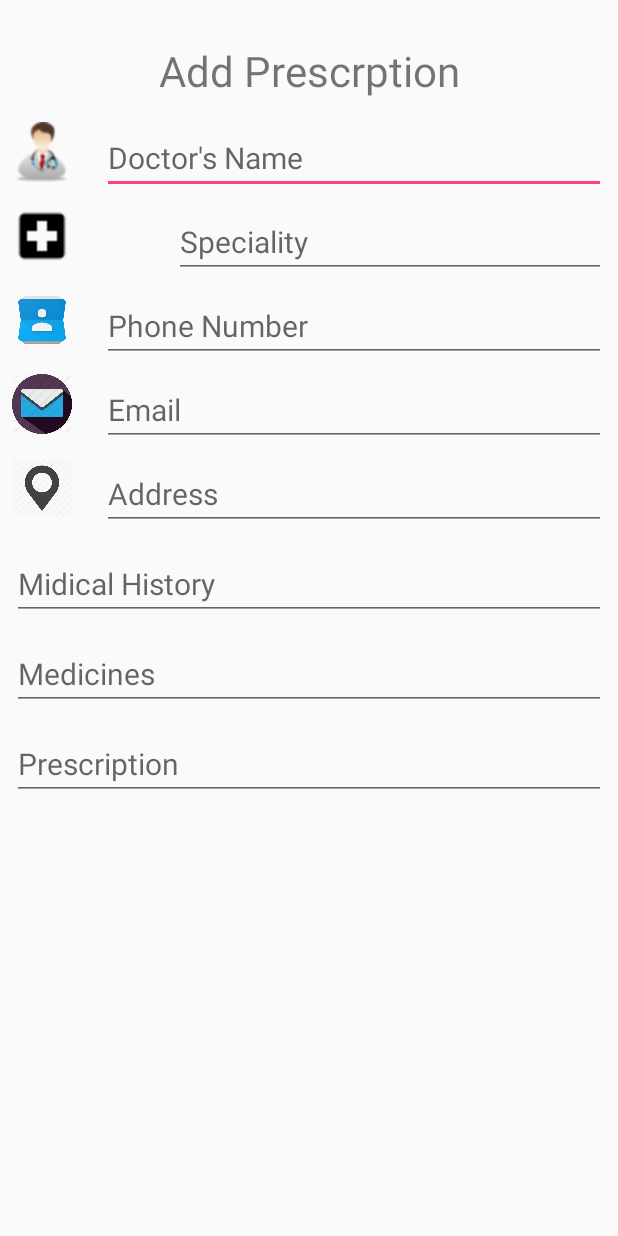
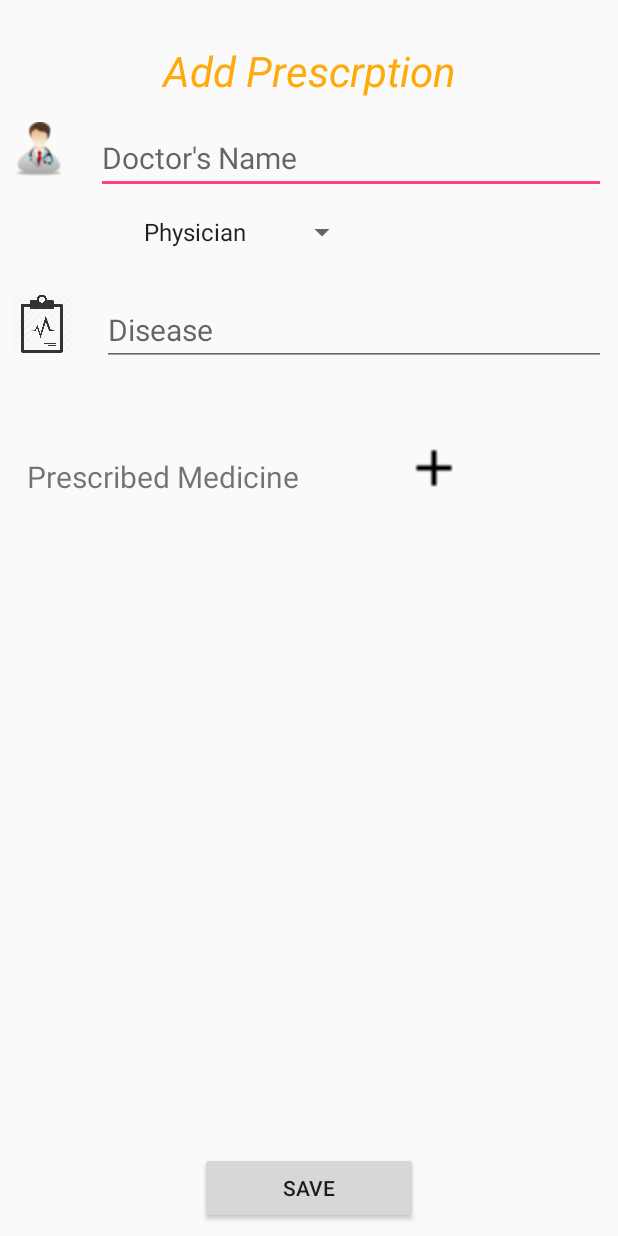
Before and after one commit to mukesh14149/MediSys, an Android app: the AddMedical_history screen opened directly, with no data from a screen before it, on a phone screen of 412 x 824 dp. Run offline under Robolectric (Android 15) with nearby library versions, the phone set to English and light mode, and no system bars.

Commit message:
Medical History

```diff
--- a/app/src/main/java/com/example/mukesh/medisys/AddMedical_history.java
+++ b/app/src/main/java/com/example/mukesh/medisys/AddMedical_history.java
@@ -1,13 +1,184 @@
 package com.example.mukesh.medisys;
 
+import android.content.ContentValues;
+import android.content.Context;
+import android.content.Intent;
+import android.database.sqlite.SQLiteDatabase;
+import android.os.AsyncTask;
 import android.support.v7.app.AppCompatActivity;
 import android.os.Bundle;
+import android.util.Log;
+import android.view.View;
+import android.widget.AdapterView;
+import android.widget.ArrayAdapter;
+import android.widget.RadioButton;
+import android.widget.Spinner;
+import android.widget.TextView;
+import android.widget.Toast;
 
-public class AddMedical_history extends AppCompatActivity {
+import com.example.mukesh.medisys.ReminderArch.ReminderArchclass;
+import com.example.mukesh.medisys.data.MediSysContract;
+import com.example.mukesh.medisys.data.MediSysSQLiteHelper;
 
+import org.w3c.dom.Text;
+
+import java.util.ArrayList;
+import java.util.HashMap;
+import java.util.List;
+
+public class AddMedical_history extends AppCompatActivity implements AdapterView.OnItemSelectedListener {
+    String speciality=null;
+    String doctor=null;
+    String advise=null;
+    TextView Doctor;
+    TextView Advise;
+    ReminderArchclass reminderArchclass;
     @Override
     protected void onCreate(Bundle savedInstanceState) {
         super.onCreate(savedInstanceState);
         setContentView(R.layout.activity_add_medical_history);
+        Spinner spinner = (Spinner) findViewById(R.id.spinner);
+
+
+        // Spinner click listener
+        spinner.setOnItemSelectedListener(this);
+        Doctor=(TextView)findViewById(R.id.doctor);
+        Advise=(TextView)findViewById(R.id.advise);
+
+        // Spinner Drop down elements
+        List<String> categories = new ArrayList<String>();
+        categories.add("Physician");
+        categories.add("Surgion");
+        categories.add("Cardiologist");
+        categories.add("Dermalogist");
+        categories.add("Geriatrics");
+        categories.add("General");
+        ArrayAdapter<String> dataAdapter = new ArrayAdapter<String>(this, android.R.layout.simple_spinner_item, categories);
+
+        // Drop down layout style - list view with radio button
+        dataAdapter.setDropDownViewResource(android.R.layout.simple_spinner_dropdown_item);
+
+        // attaching data adapter to spinner
+        spinner.setAdapter(dataAdapter);
     }
+    @Override
+    public void onItemSelected(AdapterView<?> parent, View view, int position, long id) {
+        // On selecting a spinner item
+        speciality = parent.getItemAtPosition(position).toString();
+
+        // Showing selected spinner item
+
+    }
+    public void onNothingSelected(AdapterView<?> arg0) {
+        // TODO Auto-generated method stub
+    }
+    void onclick(View v)
+    {
+        Intent intent=new Intent(this,AddMedication.class);
+        startActivity(intent);
+    }
+    public void save_history(View view) {
+
+        doctor = Doctor.getText().toString();
+        advise=Advise.getText().toString();
+
+
+
+        if(doctor!=null||advise!=null||speciality!=null){
+            Toast.makeText(getApplicationContext(), "Some Filled are empty", Toast.LENGTH_SHORT).show();
+            System.out.println("holhol");
+
+        }
+        else{
+            AddMedical_history.save_data_history save = new AddMedical_history.save_data_history(doctor, advise, speciality, reminderArchclass);
+            save.execute();
+        }
+
+
+    }
+    public class save_data_history extends AsyncTask<Void, Void, Boolean> {
+        String doctor=null;
+        String advise=null;
+
+        String speciality=null;
+        String unique_id=null;
+
+        ReminderArchclass reminderArchclass;
+        final MediSysSQLiteHelper mDbHelper = new MediSysSQLiteHelper(getApplication().getApplicationContext());
+        save_data_history(String doctor, String advise,String speciality,ReminderArchclass reminderArchclass){
+
+            this.doctor=doctor;
+            this.advise=advise;
+            this.speciality=speciality;
+
+            this.unique_id=Long.toString(System.currentTimeMillis());
+            this.reminderArchclass=reminderArchclass;
+        }
+
+        @Override
+        protected Boolean doInBackground(Void... params) {
+            SQLiteDatabase db = mDbHelper.getWritableDatabase();
+
+
+
+
+            ContentValues values = new ContentValues();
+            values.put(MediSysContract.MedicalHistory.COLUMN_NAME_UNIQUE_ID,unique_id);
+            values.put(MediSysContract.MedicalHistory.COLUMN_NAME_DOCTOR, doctor);
+            values.put(MediSysContract.MedicalHistory.COLUMN_NAME_ADVISE, advise);
+            values.put(MediSysContract.MedicalHistory.COLUMN_NAME_SPECIALITY, speciality);
+
+
+            long newRowId;
+
+            newRowId= db.insert(MediSysContract.MedicalHistory.TABLE_NAME, null, values);
+          /*  try {
+                int t = 149;
+                for (String time : reminder_timer) {
+                    System.out.println(time);
+                    Integer i=(int)(long)Long.parseLong(unique_id);
+                    String temp_unique_timer_id = Integer.toString(i + t);
+                    ContentValues tempvalue = new ContentValues();
+                    tempvalue.put(MediSysContract.MedicalHistory.COLUMN_NAME_DOCTOR, doctor);
+                    tempvalue.put(MediSysContract.MedicalHistory.COLUMN_NAME_ADVISE, advise);
+                    tempvalue.put(MediSysContract.MedicalHistory.COLUMN_NAME_UNIQUE_ID, unique_id);
+                    tempvalue.put(MediSysContract.MedicalHistory.COLUMN_NAME_SPECIALITY, speciality);
+
+                   ;
+                    db.insert(MediSysContract.MedicationReminders.TABLE_NAME, null, tempvalue);
+                    t++;
+                }
+            }catch (Exception e){
+                e.printStackTrace();
+            }
+            *//*if(flag_for_object==1){
+                Log.i("AddMedicationcheck",reminderArchclass.getUnique_id());
+
+                newRowId=db.update(MediSysContract.MedicationEntry.TABLE_NAME,values, MediSysContract.MedicationEntry.COLUMN_NAME_UNIQUE_ID+"="+reminderArchclass.getUnique_id(),null);
+            }
+            else {
+                newRowId= db.insert(MediSysContract.MedicationEntry.TABLE_NAME, null, values);
+            }*//*
+
+            System.out.println("yo baby+++++"+newRowId);*/
+
+            return newRowId!=-1;
+        }
+
+        @Override
+        protected void onPostExecute(Boolean result) {
+            System.out.println("yo bddd"+result);
+            if(result) {
+
+                Toast.makeText(getApplicationContext(), "Data is  store", Toast.LENGTH_SHORT);
+            }
+            else {
+                Toast.makeText(getApplicationContext(), "Data is not store", Toast.LENGTH_SHORT);
+            }
+        }
+    }
+
+
+
+
 }
--- a/app/src/main/res/layout/activity_add_medical_history.xml
+++ b/app/src/main/res/layout/activity_add_medical_history.xml
@@ -14,81 +14,60 @@
     android:gravity="center"
     android:text="Add Prescrption"
     android:textSize="28sp"
-    android:layout_marginBottom="15dp"/>
+    android:layout_marginBottom="15dp"
+    android:textColor="?android:attr/colorPressedHighlight"
+    android:textStyle="normal|italic"
+    android:fontFamily="sans-serif" />
+   <!-- <ScrollView
+        android:layout_width="match_parent"
+        android:layout_height="wrap_content">-->
+
 
     <LinearLayout
         android:layout_width="match_parent"
         android:layout_height="wrap_content"
-        android:orientation="horizontal">
+        android:orientation="horizontal"
+        android:layout_marginBottom="5dp" >
 
         <ImageView
-            android:layout_width="40dp"
-            android:layout_height="40dp"
+            android:layout_width="36dp"
+            android:layout_height="36dp"
             android:src="@drawable/docto1r"/>
         <EditText
             android:layout_width="match_parent"
             android:layout_height="wrap_content"
+            android:id="@+id/doctor"
             android:textSize="20sp"
             android:layout_marginLeft="20dp"
             android:hint="Doctor's Name"/>
     </LinearLayout>
 
     <LinearLayout
-            android:layout_width="match_parent"
+            android:layout_width="wrap_content"
             android:layout_height="wrap_content"
             android:orientation="horizontal"
-            android:layout_marginTop="8dp">
+            android:layout_marginTop="8dp"
+        android:layout_marginBottom="5dp">
         <ImageView
             android:layout_width="40dp"
             android:layout_height="40dp"
-            android:src="@drawable/doc"/>
-            <EditText
-                android:layout_width="match_parent"
-                android:layout_height="wrap_content"
-                android:layout_marginLeft="68dp"
-                android:textSize="20sp"
-                android:hint="Speciality"/>
+            android:layout_marginRight="20dp"
+            />
+        <Spinner
+            android:id="@+id/spinner"
+            android:layout_width="match_parent"
+            android:layout_marginLeft="20dp"
+            android:layout_height="wrap_content"
+
+            android:prompt="@string/spinner_title"
+            />
         </LinearLayout>
 
-        <LinearLayout
-            android:layout_width="match_parent"
-            android:layout_height="wrap_content"
-            android:orientation="horizontal"
-            android:layout_marginTop="8dp">
 
-            <ImageView
-                android:layout_width="40dp"
-                android:layout_height="40dp"
-                android:src="@drawable/contact"/>
 
-            <EditText
-                android:layout_width="match_parent"
-                android:layout_height="wrap_content"
-                android:layout_marginLeft="20dp"
-                android:textSize="20sp"
-                android:hint="Phone Number"/>
-        </LinearLayout>
 
-        <LinearLayout
-            android:layout_width="match_parent"
-            android:layout_height="wrap_content"
-            android:orientation="horizontal"
-            android:layout_marginTop="8dp">
 
-            <ImageView
-                android:layout_width="40dp"
-                android:layout_height="40dp"
-                android:src="@drawable/email" />
-
-            <EditText
-                android:layout_width="match_parent"
-                android:layout_height="wrap_content"
-                android:layout_marginLeft="20dp"
-                android:textSize="20sp"
-                android:hint="Email"/>
-        </LinearLayout>
-
-        <LinearLayout
+       <!-- <LinearLayout
             android:layout_width="match_parent"
             android:layout_height="wrap_content"
             android:orientation="horizontal"
@@ -106,26 +85,74 @@
                 android:textSize="20sp"
                 android:hint="Address"/>
 
-        </LinearLayout>
+        </LinearLayout>-->
+    <LinearLayout
+        android:layout_width="match_parent"
+        android:layout_height="wrap_content"
+        android:orientation="horizontal"
+        android:layout_marginTop="8dp"
+        android:layout_marginBottom="40dp">
+
+        <ImageView
+            android:layout_width="40dp"
+            android:layout_height="40dp"
+            android:src="@drawable/disease" />
 
         <EditText
             android:layout_width="match_parent"
             android:layout_height="wrap_content"
-            android:layout_marginTop="12dp"
+            android:layout_marginLeft="20dp"
             android:textSize="20sp"
-            android:hint="Midical History" />
-        <EditText
-            android:layout_width="match_parent"
+            android:hint="Disease"
+            android:id="@+id/advise"/>
+    </LinearLayout>
+    <LinearLayout
+        android:layout_width="match_parent"
+        android:layout_height="wrap_content"
+        android:orientation="horizontal"
+        android:layout_marginTop="8dp"
+        android:layout_marginBottom="40dp">
+        <TextView
+            android:layout_width="wrap_content"
             android:layout_height="wrap_content"
             android:layout_marginTop="12dp"
+            android:layout_marginRight="70dp"
+            android:layout_marginLeft="10dp"
             android:textSize="20sp"
-            android:hint="Medicines"/>
-        <EditText
-            android:layout_width="match_parent"
-            android:layout_height="wrap_content"
-            android:layout_marginTop="12dp"
-            android:textSize="20sp"
-            android:hint="Prescription"/>
+            android:text="Prescribed Medicine" />
+        <ImageView
+
+            android:layout_width="40dp"
+            android:layout_height="40dp"
+            android:src="@drawable/add"
+            android:onClick="onclick"/>
+        </LinearLayout>
 
 
+
+
+
+
+    <LinearLayout
+        android:layout_width="match_parent"
+        android:layout_height="0dip"
+        android:layout_weight="1"
+        android:gravity="center|bottom"
+        android:orientation="vertical" >
+
+
+
+        <Button
+            android:id="@+id/button3"
+            style="?android:attr/buttonStyleSmall"
+            android:layout_width="145dp"
+            android:layout_height="wrap_content"
+            android:layout_gravity="center_horizontal|center"
+            android:text="Save"
+            android:onClick="save_history"/>
+
     </LinearLayout>
+
+
+    <!--</ScrollView>-->
+</LinearLayout>
--- a/app/src/main/res/values/strings.xml
+++ b/app/src/main/res/values/strings.xml
@@ -8,6 +8,7 @@
     <string name="action_settings">Settings</string>
     <string name="prompt_email">Email</string>
     <string name="prompt_password">Password</string>
+    <string name="spinner_title">Speciality</string>
 
     <string name="prompt_name">Name</string>
     <string name="prompt_number">Mobile Number</string>
```
Also changed, not shown: app/src/main/java/com/example/mukesh/medisys/ReminderArch/ReminderArchclass.java (+12 -0 lines), app/src/main/java/com/example/mukesh/medisys/data/MediSysContract.java (+9 -0 lines), app/src/main/java/com/example/mukesh/medisys/data/MediSysSQLiteHelper.java (+13 -0 lines), app/src/main/res/drawable/add.png, app/src/main/res/drawable/disease.png (added), app/src/main/res/drawable/pre.png (added).
